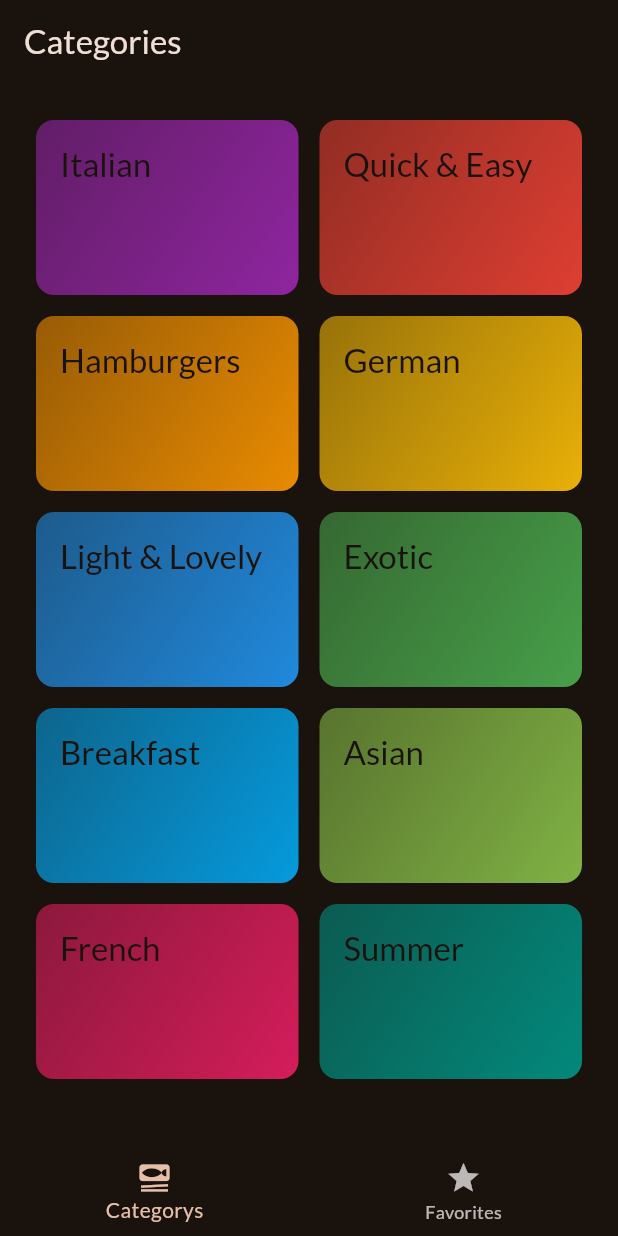
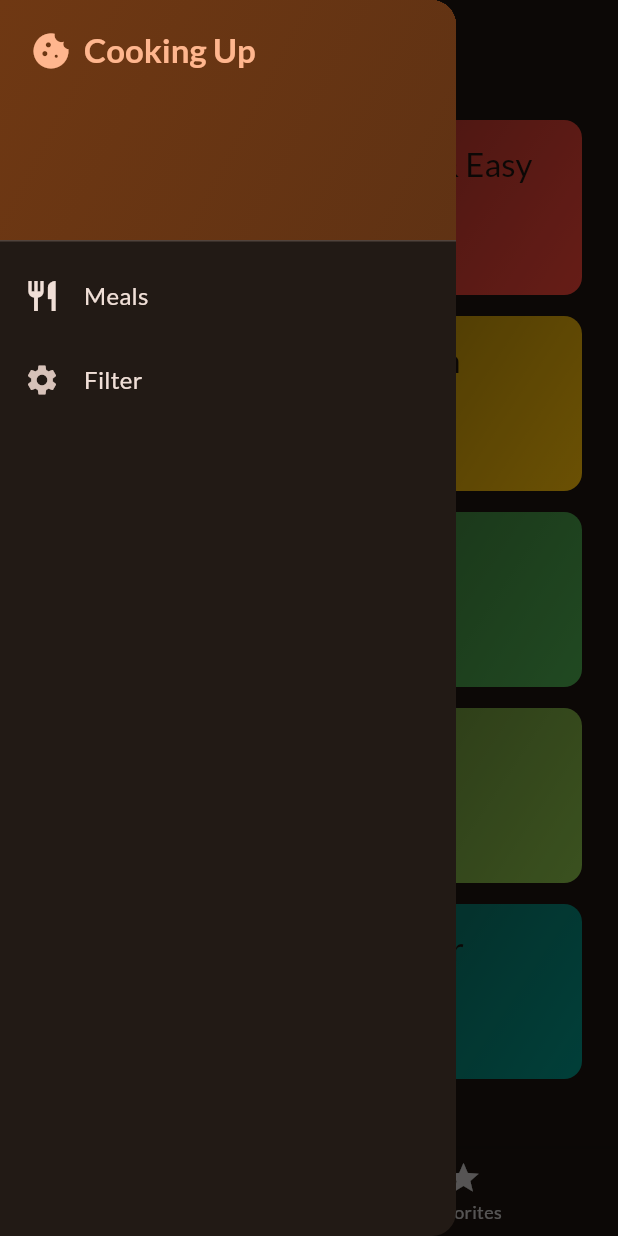
Before and after one commit to BrijeshSajeev/Flutter_Learnings, a Flutter app: the screen it shows after launch, with the side drawer open (before the commit the screen has no drawer), on a phone screen of 412 x 824 dp. Run offline on Flutter 3.47's test engine with Material 3 defaults, Android fonts, the phone set to English and light mode, and no system bars; our stand-ins replace google_fonts, shared_preferences, transparent_image.

Commit message:
new: Drawer class

```diff
--- a/meals/lib/screens/tabs_screen.dart
+++ b/meals/lib/screens/tabs_screen.dart
@@ -2,6 +2,7 @@ import 'package:flutter/material.dart';
 import 'package:meals/model/meals.dart';
 import 'package:meals/screens/category_screen.dart';
 import 'package:meals/screens/meals_screen.dart';
+import 'package:meals/widgets/main_drawer.dart';
 
 class TabsScreen extends StatefulWidget {
   const TabsScreen({super.key});
@@ -60,6 +61,7 @@ class _TabsScreenState extends State<TabsScreen> {
       appBar: AppBar(
         title: Text(currenTitle),
       ),
+      drawer: const MainDrawer(),
       body: content,
       bottomNavigationBar: BottomNavigationBar(
         onTap: _selectIndex,
--- /dev/null
+++ b/meals/lib/widgets/main_drawer.dart
@@ -0,0 +1,75 @@
+import 'package:flutter/material.dart';
+
+class MainDrawer extends StatelessWidget {
+  const MainDrawer({super.key});
+  @override
+  Widget build(BuildContext context) {
+    return Drawer(
+        child: ListView(
+      children: [
+        DrawerHeader(
+          padding: const EdgeInsets.all(20),
+          decoration: BoxDecoration(
+            gradient: LinearGradient(
+              colors: [
+                Theme.of(context).colorScheme.primaryContainer,
+                Theme.of(context).colorScheme.primaryContainer.withOpacity(0.8),
+              ],
+              begin: Alignment.topLeft,
+              end: Alignment.bottomRight,
+            ),
+          ),
+          child: Row(
+            crossAxisAlignment: CrossAxisAlignment.start,
+            children: [
+              Icon(
+                Icons.cookie,
+                size: 28,
+                color: Theme.of(context).colorScheme.primary,
+              ),
+              const SizedBox(
+                width: 8,
+              ),
+              Text(
+                "Cooking Up",
+                style: Theme.of(context).textTheme.titleLarge!.copyWith(
+                      color: Theme.of(context).colorScheme.primary,
+                      fontWeight: FontWeight.bold,
+                    ),
+              ),
+            ],
+          ),
+        ),
+        ListTile(
+          leading: Icon(
+            Icons.restaurant,
+            color: Theme.of(context).colorScheme.onBackground,
+          ),
+          title: Text(
+            "Meals",
+            style: Theme.of(context).textTheme.titleMedium!.copyWith(
+                  color: Theme.of(context).colorScheme.onBackground,
+                  fontWeight: FontWeight.w400,
+                ),
+          ),
+          onTap: () {
+            Navigator.of(context).pop();
+          },
+        ),
+        ListTile(
+          leading: const Icon(Icons.settings),
+          title: Text(
+            "Filter",
+            style: Theme.of(context).textTheme.titleMedium!.copyWith(
+                  color: Theme.of(context).colorScheme.onBackground,
+                  fontWeight: FontWeight.w400,
+                ),
+          ),
+          onTap: () {
+            Navigator.of(context).pop();
+          },
+        ),
+      ],
+    ));
+  }
+}
```
